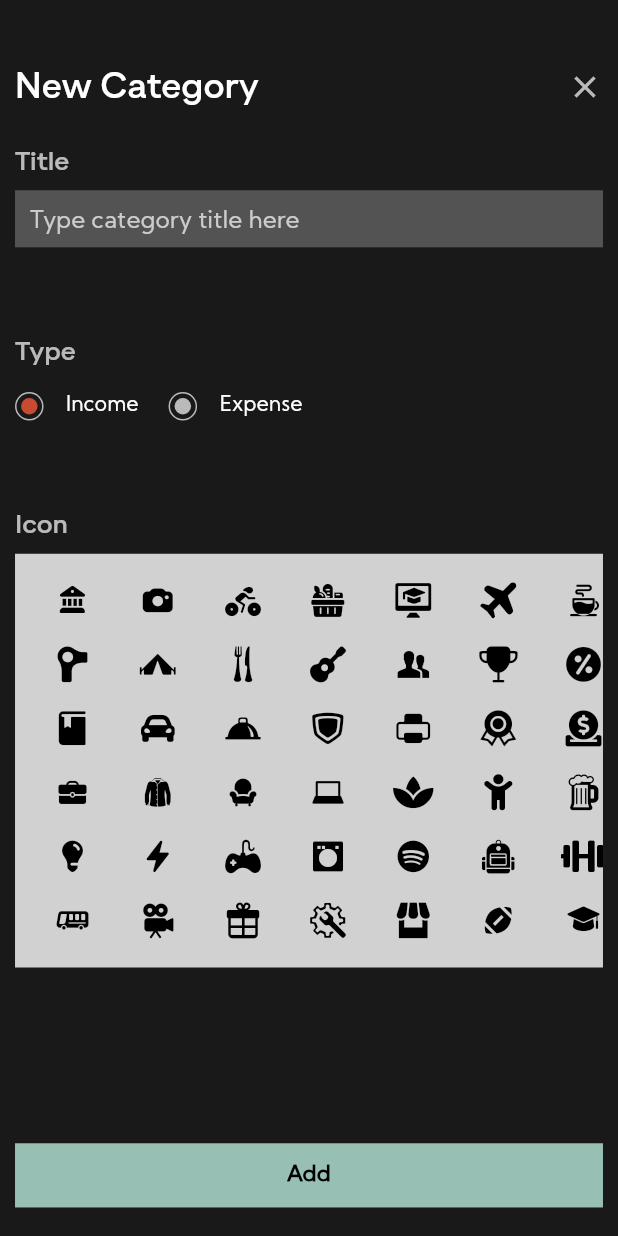
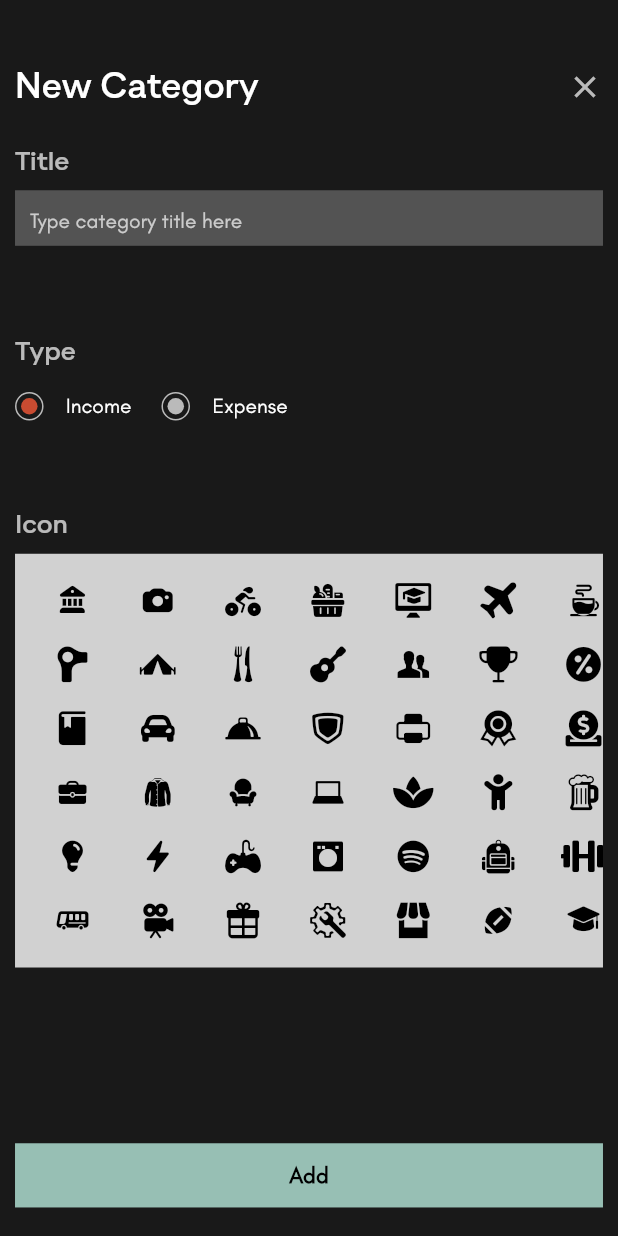
Before and after one commit to okellogerald/expense_tracker, a Flutter app: the screen it shows after launch, after a tap on "Categories", after a tap on "Add Category", on a phone screen of 412 x 824 dp. Run offline on Flutter 3.47's test engine with Material 2 defaults, Android fonts, the light colour scheme and no system bars; our stand-ins replace flutter_bloc, freezed_annotation, hive; accounts and stored records are empty.

Commit message:
fixed the issue with app icons

```diff
--- a/lib/constants.dart
+++ b/lib/constants.dart
@@ -10,8 +10,8 @@
 const kIncome = 'income';
 const kFontFam4 = 'Louis';
 const kFontFam3 = 'Outfit';
-const kFontFam5 = 'Glacial';
-const kFontFam2 = 'KumbhSans';
+const kFontFam2 = 'Glacial';
+const kFontFam5 = 'KumbhSans';
 
 const kAddCategoryPosition = 'add_category_position';
 const kWithTotalsList = 'with_totals_list';
--- a/lib/models/category.dart
+++ b/lib/models/category.dart
@@ -25,7 +25,7 @@
 
   factory Category.empty() => Category();
 
-  IconData get getIcon => AppIcons.fromCodePoint(codePoint);
+  IconData get getIcon => AppIcons.getIcon(codePoint);
 
   Category copyWith({String? id, String? title, int? codePoint, String? type}) {
     return Category(
--- a/lib/pages/category_edit_page.dart
+++ b/lib/pages/category_edit_page.dart
@@ -95,50 +95,12 @@
   }
 
   _buildTextField(Supplements supplements) {
-    controller.text = supplements.title;
-    controller.selection = TextSelection.fromPosition(
-        TextPosition(offset: controller.text.length));
-    final hasError = supplements.errors.isNotEmpty;
-    final border = hasError ? errorBorder : _inputBorder;
-
-    return Column(
-      crossAxisAlignment: CrossAxisAlignment.start,
-      children: [
-        SizedBox(
-          height: 40.dh,
-          child: TextField(
-              controller: controller,
-              onChanged: bloc.updateTitle,
-              textCapitalization: TextCapitalization.words,
-              style: const TextStyle(
-                  color: AppColors.textColor, fontFamily: kFontFam2),
-              cursorColor: AppColors.textColor,
-              decoration: InputDecoration(
-                  hintText: 'Type category title here',
-                  hintStyle: const TextStyle(
-                      color: AppColors.textColor2, fontFamily: kFontFam2),
-                  fillColor: Colors.white.withOpacity(.25),
-                  filled: true,
-                  isDense: true,
-                  border: border,
-                  focusedBorder: border,
-                  enabledBorder: border,
-                  contentPadding:
-                      EdgeInsets.only(left: 10.dw, top: 12.dw, bottom: 8.dw))),
-        ),
-        hasError
-            ? Padding(
-                padding: EdgeInsets.only(top: 8.dw),
-                child: AppText(
-                  supplements.errors['title'],
-                  color: AppColors.errorColor,
-                  family: kFontFam2,
-                  size: 16.dw,
-                ),
-              )
-            : Container()
-      ],
-    );
+    return AppTextField(
+        errors: supplements.errors,
+        text: supplements.title,
+        onChanged: bloc.updateTitle,
+        hintText: 'Type category title here',
+        keyboardType: TextInputType.name);
   }
 
   _buildOptions(Supplements supplements) {
@@ -210,7 +172,7 @@
                     color:
                         isSelected ? AppColors.accentColor : Colors.transparent,
                     child: Icon(
-                      AppIcons.fromCodePoint(codePoint),
+                      AppIcons.getIcon(codePoint),
                       color: isSelected ? Colors.white : Colors.black,
                     )),
               );
@@ -238,12 +200,4 @@
       ),
     );
   }
-
-  final _inputBorder = const UnderlineInputBorder(
-      borderSide: BorderSide(width: 0.0, color: Colors.transparent),
-      borderRadius: BorderRadius.zero);
-
-  final errorBorder = const OutlineInputBorder(
-      borderRadius: BorderRadius.zero,
-      borderSide: BorderSide(width: 1.2, color: Colors.white70));
 }
--- a/lib/pages/main_page.dart
+++ b/lib/pages/main_page.dart
@@ -11,7 +11,8 @@
           valueListenable: bottomBarCurrentIndexNotifier,
           builder: (context, index, child) {
             if (index == 0) return const RecordsPage();
-            return const CategoriesPage();
+            if (index == 1) return const CategoriesPage();
+            return const BudgetPage();
           }),
       bottomNavigationBar: _buildBottomNavBar(),
     );
--- a/lib/pages/pages_source.dart
+++ b/lib/pages/pages_source.dart
@@ -2,4 +2,5 @@
 export 'categories_page.dart';
 export 'main_page.dart';
 export 'category_edit_page.dart';
+export 'budget_page.dart';
 export 'records_edit_page.dart';
--- a/lib/pages/records_edit_page.dart
+++ b/lib/pages/records_edit_page.dart
@@ -199,14 +199,14 @@
   }
 
   _buildAmountTextField(RecordEditPageForm form) {
-    final amount = form.amount == 0.0 ? '' : form.amount.toString();
     return AppTextField(
       onChanged: bloc.updateAmount,
-      text: amount,
+      text: form.amount.toString(),
       errors: form.errors,
       hintText: '0',
       letterSpacing: 1.4,
       keyboardType: TextInputType.number,
+      errorName: 'amount',
     );
   }
 
--- a/lib/services/records_service.dart
+++ b/lib/services/records_service.dart
@@ -45,8 +45,7 @@
       final amountsList = _getTotalAmountsByDay(day);
       amountsMap[day] = amountsList;
     }
-    log(amountsMap.toString());
-    return amountsMap;
+     return amountsMap;
   }
 
   TotalRecords getTotalAmounts() {
--- a/lib/theme/app_icons.dart
+++ b/lib/theme/app_icons.dart
@@ -116,6 +116,6 @@
   static const IconData ball =
       IconData(0xe835, fontFamily: _kFontFam, fontPackage: _kFontPkg);
 
-  static IconData fromCodePoint(int codepoint) =>
-      IconData(codepoint, fontFamily: _kFontFam, fontPackage: _kFontPkg);
+  static IconData getIcon(int codePoint) =>
+      IconData(codePoint, fontFamily: 'AppIcons', fontPackage: null);
 }
--- a/lib/utils/utils.dart
+++ b/lib/utils/utils.dart
@@ -95,4 +95,5 @@
 
     return money + (decimals.length == 2 ? '${decimals}0' : decimals);
   }
+
 }
--- a/lib/widgets/app_text.dart
+++ b/lib/widgets/app_text.dart
@@ -25,7 +25,7 @@
   @override
   Widget build(BuildContext context) {
     return Padding(
-      padding: EdgeInsets.only(top: family == 'Gramatika' ? 4 : 0),
+      padding: EdgeInsets.only(top: 0.dw),
       child: Text(data,
           textAlign: alignment,
           maxLines: maxLines,
--- a/lib/widgets/app_text_button.dart
+++ b/lib/widgets/app_text_button.dart
@@ -128,7 +128,7 @@
     return AppText(widget.text ?? 'Click Me',
         size: widget.fontSize ?? 15.dw,
         family: kFontFam2,
-        weight: widget.isBolded ? FontWeight.bold : FontWeight.normal,
+        weight: /* widget.isBolded ? FontWeight.bold : */ FontWeight.bold,
         color: widget.textColor ?? Colors.black);
   }
 
@@ -149,7 +149,7 @@
     final center = Offset(size.width / 2, size.height / 2);
     final rect = Rect.fromCenter(
         center: center,
-        width: size.width * (useButtonSizeOnly ? 0 : 1.25),
+        width: size.width * (useButtonSizeOnly ? 0 : 1.1),
         height: size.height * (useButtonSizeOnly ? 0 : 1.25));
     final paint = Paint()..color = highlightColor ?? Colors.transparent;
     canvas.drawRect(rect, paint);
--- a/lib/widgets/app_text_field.dart
+++ b/lib/widgets/app_text_field.dart
@@ -8,6 +8,7 @@
       this.maxLines = 1,
       required this.hintText,
       required this.keyboardType,
+      this.errorName = 'title',
       this.letterSpacing,
       Key? key})
       : super(key: key);
@@ -16,7 +17,7 @@
   final String? text;
   final ValueChanged<String> onChanged;
   final int maxLines;
-  final String hintText;
+  final String hintText, errorName;
   final double? letterSpacing;
   final TextInputType keyboardType;
 
@@ -42,7 +43,7 @@
 
   @override
   Widget build(BuildContext context) {
-    final hasError = widget.errors.containsKey('text');
+    final hasError = widget.errors.containsKey(widget.errorName);
     final border = hasError ? errorBorder : _inputBorder;
 
     return Column(
@@ -61,12 +62,16 @@
                 color: AppColors.textColor,
                 fontFamily: kFontFam2,
                 letterSpacing: widget.letterSpacing,
+                fontSize: 14.dw,
               ),
               cursorColor: AppColors.textColor,
               decoration: InputDecoration(
                   hintText: widget.hintText,
-                  hintStyle: const TextStyle(
-                      color: AppColors.textColor2, fontFamily: kFontFam2),
+                  hintStyle: TextStyle(
+                    color: AppColors.textColor2,
+                    fontFamily: kFontFam2,
+                    fontSize: 14.dw,
+                  ),
                   fillColor: Colors.white.withOpacity(.25),
                   filled: true,
                   isDense: true,
@@ -80,7 +85,7 @@
             ? Padding(
                 padding: EdgeInsets.only(top: 8.dw),
                 child: AppText(
-                  widget.errors['text']!,
+                  widget.errors[widget.errorName]!,
                   color: AppColors.errorColor,
                   family: kFontFam2,
                   size: 16.dw,
--- a/lib/widgets/record_tile.dart
+++ b/lib/widgets/record_tile.dart
@@ -47,7 +47,7 @@
                   children: [
                     Icon(record.category.getIcon,
                         color: Colors.white70, size: 18.dw),
-                    SizedBox(width: 10.dw),
+                    SizedBox(width: 20.dw),
                     AppText(
                       category.title,
                       family: kFontFam2,
@@ -59,7 +59,7 @@
                 AppText(
                   record.getAmount,
                   family: kFontFam2,
-                  size: 16.dw,
+                  size: 15.dw,
                   color: category.type == kIncome
                       ? AppColors.positive
                       : AppColors.negative,
```
Also changed, not shown: lib/blocs/record_edit_page_bloc.dart (+20 -2 lines), lib/blocs/records_page_bloc.dart (+14 -13 lines), lib/pages/budget_page.dart (added, +48 -0 lines), lib/pages/records_page.dart (+4 -4 lines).
